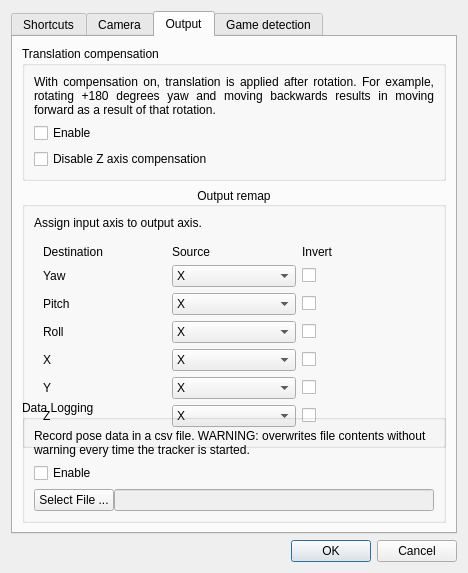
Old version of the form gui/settings.ui in the repository opentrack/opentrack.
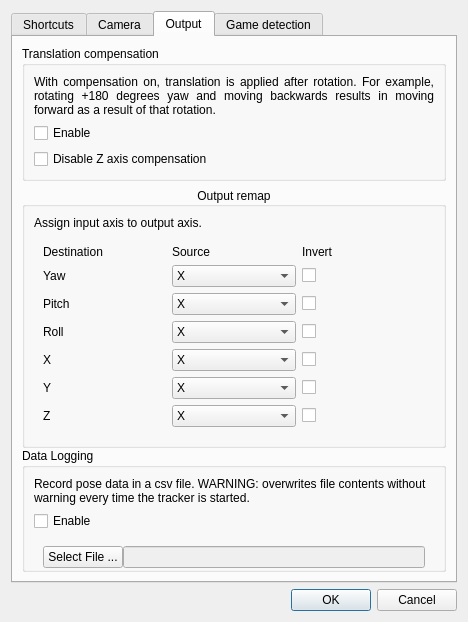
New version of the form. The open tabs and pages were chosen to show the change. Icons and pictures are not drawn. Custom widgets are drawn as their Qt base class.

Commit message:
gui/settings: fix for track-logger
Use the first tab when opening window. Don't misuse layouts.

The edit to the form file:
```diff
--- a/gui/settings.ui
+++ b/gui/settings.ui
@@ -7,7 +7,7 @@
     <x>0</x>
     <y>0</y>
     <width>468</width>
-    <height>573</height>
+    <height>622</height>
    </rect>
   </property>
   <property name="windowTitle">
@@ -1221,7 +1221,10 @@
          <property name="title">
           <string>Data Logging</string>
          </property>
-         <layout class="QVBoxLayout" name="verticalLayout_2">
+         <layout class="QVBoxLayout" name="verticalLayout_211">
+          <property name="bottomMargin">
+           <number>0</number>
+          </property>
           <item>
            <widget class="QLabel" name="tracklogging_label">
             <property name="sizePolicy">
@@ -1246,12 +1249,13 @@
            </widget>
           </item>
           <item>
+           <widget class="QFrame" name="frame">
            <layout class="QHBoxLayout" name="horizontalLayout_2">
             <property name="spacing">
              <number>0</number>
             </property>
             <property name="bottomMargin">
-             <number>0</number>
+              <number>1</number>
             </property>
             <item>
              <widget class="QPushButton" name="tracklogging_fileselectbtn">
@@ -1280,6 +1284,7 @@
              </widget>
             </item>
            </layout>
+           </widget>
           </item>
          </layout>
         </widget>
```
Left out of the diff: 2 changed lines with no effect on the pictures. Lines whose indentation alone changed are shown as unchanged.
